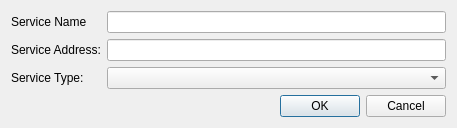
Before: the Qt Designer form src/qt/forms/editservicedialog.ui in smileycoin/smileyCoin, drawn with Qt 5.
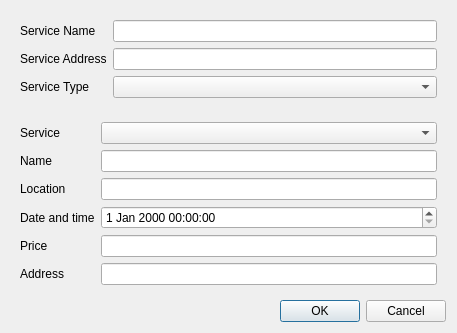
After: the same form once the commit is applied. Custom widgets are drawn as their Qt base class.

Commit message: Services-db/gui + tickets-gui

```diff
--- a/src/qt/forms/editservicedialog.ui
+++ b/src/qt/forms/editservicedialog.ui
@@ -15,6 +15,7 @@
         </property>
         <layout class="QVBoxLayout" name="verticalLayout">
             <item>
+                <widget class="QWidget" name="serviceForm">
                 <layout class="QFormLayout" name="formLayout">
                     <property name="fieldGrowthPolicy">
                         <enum>QFormLayout::AllNonFixedFieldsGrow</enum>
@@ -39,7 +40,7 @@
                     <item row="1" column="0">
                         <widget class="QLabel" name="label_2">
                             <property name="text">
-                                <string>Service Address:</string>
+                                    <string>Service Address</string>
                             </property>
                             <property name="buddy">
                                 <cstring>serviceAddress</cstring>
@@ -56,7 +57,7 @@
                     <item row="2" column="0">
                         <widget class="QLabel" name="label_3">
                             <property name="text">
-                                <string>Service Type:</string>
+                                    <string>Service Type</string>
                             </property>
                             <property name="buddy">
                                 <cstring>serviceType</cstring>
@@ -71,6 +72,115 @@
                         </widget>
                     </item>
                 </layout>
+                </widget>
+            </item>
+            <item>
+                <widget class="QWidget" name="ticketForm">
+                    <layout class="QFormLayout" name="formLayout">
+                        <property name="fieldGrowthPolicy">
+                            <enum>QFormLayout::AllNonFixedFieldsGrow</enum>
+                        </property>
+                         <item row="0" column="0">
+                            <widget class="QLabel" name="chooseLabel">
+                                <property name="text">
+                                    <string>Service</string>
+                                </property>
+                                <property name="buddy">
+                                    <cstring>ticketService</cstring>
+                                </property>
+                            </widget>
+                        </item>
+                        <item row="0" column="1">
+                            <widget class="QComboBox" name="ticketService">
+                                <property name="toolTip">
+                                    <string>Choose the service associated with this ticket</string>
+                                </property>
+                            </widget>
+                        </item>
+                        <item row="1" column="0">
+                            <widget class="QLabel" name="label">
+                                <property name="text">
+                                    <string>Name</string>
+                                </property>
+                                <property name="buddy">
+                                    <cstring>ticketName</cstring>
+                                </property>
+                            </widget>
+                        </item>
+                        <item row="1" column="1">
+                            <widget class="QLineEdit" name="ticketName">
+                                <property name="toolTip">
+                                    <string>The label associated with this ticket</string>
+                                </property>
+                            </widget>
+                        </item>
+                        <item row="2" column="0">
+                            <widget class="QLabel" name="label">
+                                <property name="text">
+                                    <string>Location</string>
+                                </property>
+                                <property name="buddy">
+                                    <cstring>ticketLocation</cstring>
+                                </property>
+                            </widget>
+                        </item>
+                        <item row="2" column="1">
+                            <widget class="QLineEdit" name="ticketLocation">
+                                <property name="toolTip">
+                                    <string>The location associated with this ticket</string>
+                                </property>
+                            </widget>
+                        </item>
+                        <item row="3" column="0">
+                            <widget class="QLabel" name="dateTimeLabel">
+                                <property name="text">
+                                    <string>Date and time</string>
+                                </property>
+                                <property name="buddy">
+                                    <cstring>ticketDateTime</cstring>
+                                </property>
+                            </widget>
+                        </item>
+                        <item row="3" column="1">
+                            <widget class="QDateTimeEdit" name="ticketDateTime">
+                            </widget>
+                        </item>
+                        <item row="4" column="0">
+                            <widget class="QLabel" name="label_3">
+                                <property name="text">
+                                    <string>Price</string>
+                                </property>
+                                <property name="buddy">
+                                    <cstring>ticketPrice</cstring>
+                                </property>
+                            </widget>
+                        </item>
+                        <item row="4" column="1">
+                            <widget class="QLineEdit" name="ticketPrice">
+                                <property name="toolTip">
+                                    <string>Set the ticket price</string>
+                                </property>
+                            </widget>
+                        </item>
+                        <item row="5" column="0">
+                            <widget class="QLabel" name="label_2">
+                                <property name="text">
+                                    <string>Address</string>
+                                </property>
+                                <property name="buddy">
+                                    <cstring>ticketAddress</cstring>
+                                </property>
+                            </widget>
+                        </item>
+                        <item row="5" column="1">
+                            <widget class="QValidatedLineEdit" name="ticketAddress">
+                                <property name="toolTip">
+                                    <string>The address associated with this ticket</string>
+                                </property>
+                            </widget>
+                        </item>
+                    </layout>
+                </widget>
             </item>
             <item>
                 <widget class="QDialogButtonBox" name="buttonBox">
```
Left out of the diff: 4 changed lines with no effect on the pictures. Lines whose indentation alone changed are shown as unchanged. The commit also changes 22 other files.
